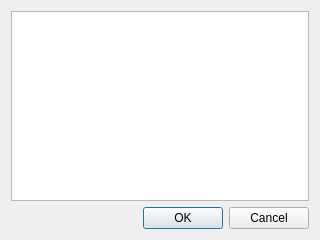
Qt form src/task_box.ui (ephemerr/pomodoro-tray) before a commit.
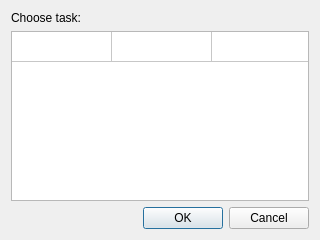
The same form after that commit.

Commit message: TaskBox proto

The edit to the form file:
```diff
--- a/src/task_box.ui
+++ b/src/task_box.ui
@@ -15,7 +15,49 @@
   </property>
   <layout class="QVBoxLayout" name="verticalLayout">
    <item>
-    <widget class="QTableWidget" name="tableWidget"/>
+    <widget class="QLabel" name="label">
+     <property name="text">
+      <string>Choose task:</string>
+     </property>
+    </widget>
+   </item>
+   <item>
+    <widget class="QTableWidget" name="tableWidget">
+     <property name="verticalScrollBarPolicy">
+      <enum>Qt::ScrollBarAsNeeded</enum>
+     </property>
+     <property name="horizontalScrollBarPolicy">
+      <enum>Qt::ScrollBarAlwaysOff</enum>
+     </property>
+     <property name="selectionMode">
+      <enum>QAbstractItemView::SingleSelection</enum>
+     </property>
+     <property name="selectionBehavior">
+      <enum>QAbstractItemView::SelectRows</enum>
+     </property>
+     <property name="rowCount">
+      <number>1</number>
+     </property>
+     <property name="columnCount">
+      <number>3</number>
+     </property>
+     <attribute name="horizontalHeaderVisible">
+      <bool>false</bool>
+     </attribute>
+     <attribute name="horizontalHeaderHighlightSections">
+      <bool>false</bool>
+     </attribute>
+     <attribute name="verticalHeaderVisible">
+      <bool>false</bool>
+     </attribute>
+     <attribute name="verticalHeaderHighlightSections">
+      <bool>false</bool>
+     </attribute>
+     <row/>
+     <column/>
+     <column/>
+     <column/>
+    </widget>
    </item>
    <item>
     <widget class="QDialogButtonBox" name="buttonBox">
```
The commit also changes 4 other files.
